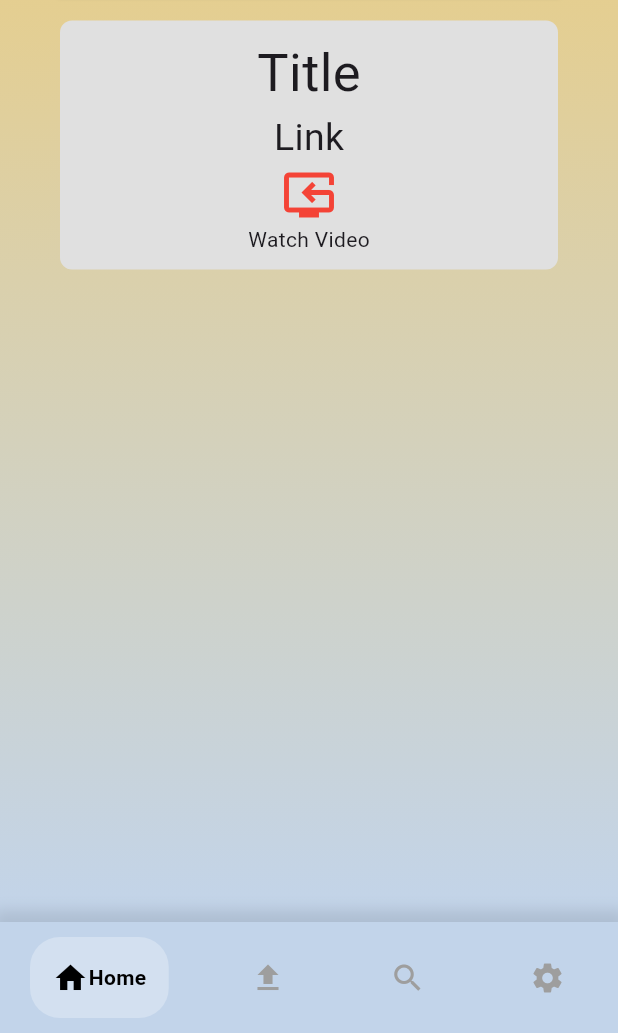
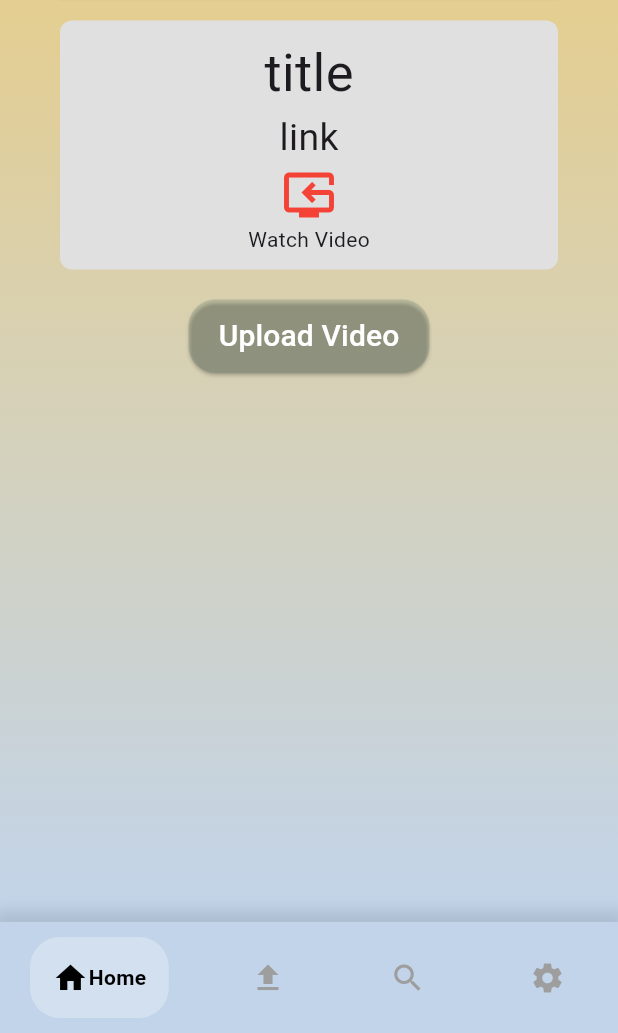
Before and after one commit to Dhruv-0-Arora/hackPNW, a Flutter app: the screen it shows after launch, on a phone screen of 412 x 824 dp, the part 203-1236 px from its top. Run offline on Flutter 3.47's test engine with Material 3 defaults, Android fonts, the light colour scheme and no system bars; drawn by our look-alikes of google_nav_bar; our stand-ins replace get, youtube_player_flutter; Roboto replaces fonts that are missing (Avenir Next LT Pro, Oswald).

Commit message:
Added Home Page Upload Video Button

```diff
--- a/lib/UI/home_page.dart
+++ b/lib/UI/home_page.dart
@@ -51,11 +51,12 @@ class HomePage extends StatelessWidget {
                 child: SingleChildScrollView(
                   child: Column(
                     mainAxisAlignment: MainAxisAlignment.center,
+                    //Boxes for the saved videos
                       children: <Widget>[
                         SizedBox(height: 20),
                         GestureDetector(
                           onTap: () {
-                            // Add your logic to open the YouTube video here
+                            // Open YT video
                             print('Opening YouTube video: videoLink');
                           },
                           child: Container(
@@ -71,11 +72,11 @@ class HomePage extends StatelessWidget {
                                   child: Column(
                                     children: [
                                       Text(
-                                        'Title',
+                                        'title',
                                         style: TextStyle(fontFamily: 'Oswald', fontSize: 35),
                                       ),
                                       Text(
-                                        'Link',
+                                        'link',
                                         style: TextStyle(fontFamily: 'Oswald', fontSize: 25),
                                       ),
                                       Icon(Icons.reset_tv_outlined, size: 40, color: Colors.red),
@@ -88,6 +89,23 @@ class HomePage extends StatelessWidget {
                               ],
                             ),
                           ),
+                        ),
+                        //button to move to upload page
+                        SizedBox(height: 20,),
+                        ElevatedButton(
+                          onPressed: () {
+                            //move to upload page
+                          },
+                          style: ButtonStyle(
+                          backgroundColor: MaterialStateProperty.all<Color>(Constants.quaternary),
+                          padding: MaterialStateProperty.all<EdgeInsetsGeometry>(const EdgeInsets.symmetric(horizontal: 20, vertical: 10)),
+                          shape: MaterialStateProperty.all<RoundedRectangleBorder>(
+                            RoundedRectangleBorder(
+                              borderRadius: BorderRadius.circular(18.0),
+                            ),
+                          ),
+                        ),
+                        child: const Text("Upload Video",  style: TextStyle(fontSize: 20, color: Colors.white, fontFamily: "Oswald"),),
                         ),
                       ],
                     ),
```
